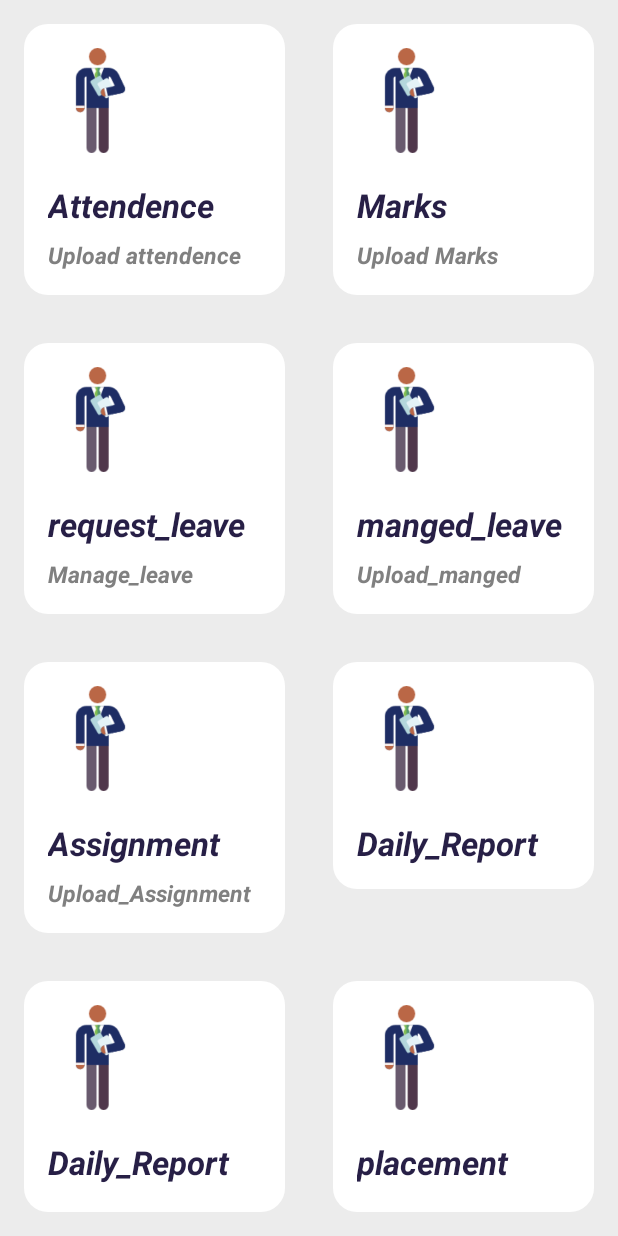
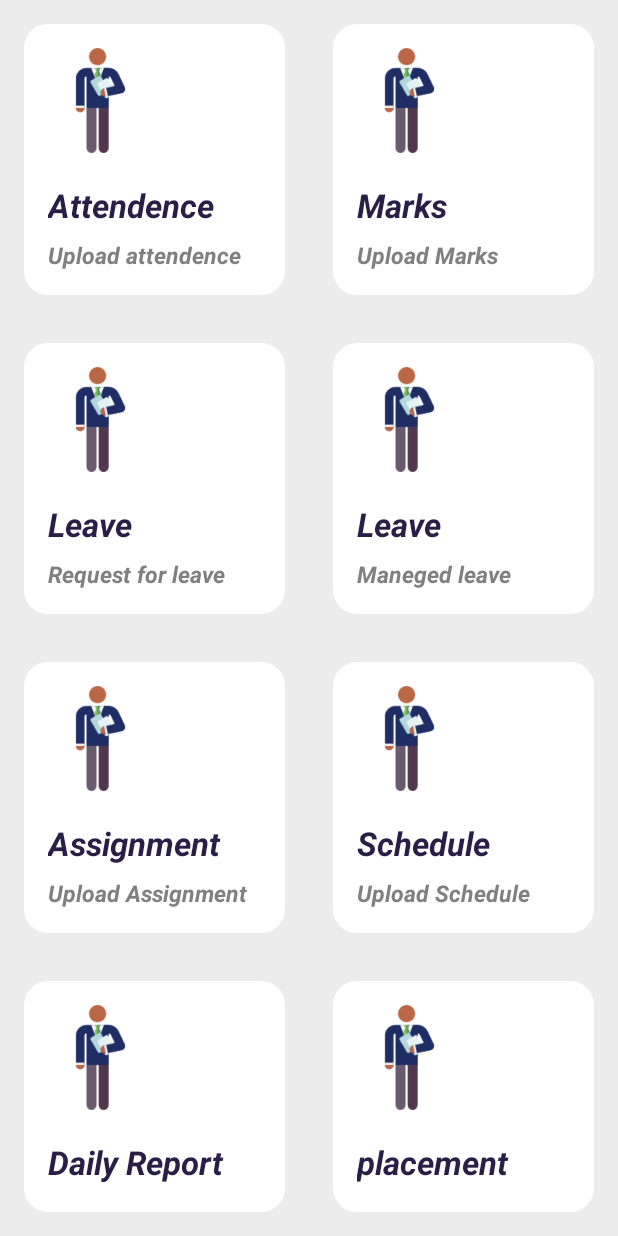
Before and after one commit to a4fsproject/a4fsandroidapp, an Android app: the layout activity_user_homepage.xml on its own in the app's theme, with its tools: preview values and no code run, on a phone screen of 412 x 824 dp. Run offline under Robolectric (Android 15) with nearby library versions, the phone set to English and light mode, and no system bars.

Commit message:
user home page

```diff
--- a/app/src/main/res/layout/activity_user_homepage.xml
+++ b/app/src/main/res/layout/activity_user_homepage.xml
@@ -53,7 +53,7 @@
         </LinearLayout>
 
         <LinearLayout
-            android:id="@+id/Student_Marks"
+            android:id="@+id/Marks"
             android:layout_width="0dp"
             android:layout_weight="1"
             android:layout_height="wrap_content"
@@ -117,7 +117,7 @@
                 android:layout_width="match_parent"
                 android:layout_height="wrap_content"
                 android:gravity="left"
-                android:text="request_leave"
+                android:text="Leave"
                 android:textColor="@color/colorBrown"
                 android:textSize="22sp"
                 android:textStyle="bold|italic"
@@ -127,7 +127,7 @@
                 android:layout_width="match_parent"
                 android:layout_height="wrap_content"
                 android:gravity="left"
-                android:text="Manage_leave"
+                android:text="Request for leave"
                 android:textColor="#808080"
                 android:textSize="15sp"
                 android:textStyle="bold|italic"
@@ -136,7 +136,7 @@
         </LinearLayout>
 
         <LinearLayout
-            android:id="@+id/Student_leave"
+            android:id="@+id/Leave1"
             android:layout_width="0dp"
             android:layout_weight="1"
             android:layout_height="wrap_content"
@@ -155,7 +155,7 @@
                 android:layout_width="match_parent"
                 android:layout_height="wrap_content"
                 android:gravity="left"
-                android:text="manged_leave"
+                android:text="Leave"
                 android:textColor="@color/colorBrown"
                 android:textSize="22sp"
                 android:textStyle="bold|italic"
@@ -165,13 +165,11 @@
                 android:layout_width="match_parent"
                 android:layout_height="wrap_content"
                 android:gravity="left"
-                android:text="Upload_manged"
+                android:text="Maneged leave"
                 android:textColor="#808080"
                 android:textSize="15sp"
                 android:textStyle="bold|italic"
                 android:layout_marginTop="8dp"/>
-
-
 
         </LinearLayout>
 
@@ -212,13 +210,60 @@
                 android:layout_width="match_parent"
                 android:layout_height="wrap_content"
                 android:gravity="left"
-                android:text="Upload_Assignment"
+                android:text="Upload Assignment"
                 android:textColor="#808080"
                 android:textSize="15sp"
                 android:textStyle="bold|italic"
                 android:layout_marginTop="8dp"/>
 
         </LinearLayout>
+
+        <LinearLayout
+            android:id="@+id/Schedule"
+            android:layout_width="0dp"
+            android:layout_weight="1"
+            android:layout_height="wrap_content"
+            android:orientation="vertical"
+            android:padding="16dp"
+            android:layout_margin="16dp"
+            android:background="@drawable/shape_corner_white">
+
+            <ImageView
+                android:layout_width="70dp"
+                android:layout_height="70dp"
+                android:layout_gravity="left"
+                android:src="@drawable/teacher" />
+
+            <TextView
+                android:layout_width="match_parent"
+                android:layout_height="wrap_content"
+                android:gravity="left"
+                android:text="Schedule"
+                android:textColor="@color/colorBrown"
+                android:textSize="22sp"
+                android:textStyle="bold|italic"
+                android:layout_marginTop="20dp"/>
+
+            <TextView
+                android:layout_width="match_parent"
+                android:layout_height="wrap_content"
+                android:gravity="left"
+                android:text="Upload Schedule"
+                android:textColor="#808080"
+                android:textSize="15sp"
+                android:textStyle="bold|italic"
+                android:layout_marginTop="8dp"/>
+
+        </LinearLayout>
+
+
+    </LinearLayout>
+
+    <LinearLayout
+        android:layout_width="match_parent"
+        android:layout_height="wrap_content"
+        android:orientation="horizontal">
+
         <LinearLayout
             android:id="@+id/Report"
             android:layout_width="0dp"
@@ -239,43 +284,7 @@
                 android:layout_width="match_parent"
                 android:layout_height="wrap_content"
                 android:gravity="left"
-                android:text="Daily_Report"
-                android:textColor="@color/colorBrown"
-                android:textSize="22sp"
-                android:textStyle="bold|italic"
-                android:layout_marginTop="20dp"/>
-
-        </LinearLayout>
-
-
-    </LinearLayout>
-
-    <LinearLayout
-        android:layout_width="match_parent"
-        android:layout_height="wrap_content"
-        android:orientation="horizontal">
-
-        <LinearLayout
-            android:id="@+id/Report1"
-            android:layout_width="0dp"
-            android:layout_weight="1"
-            android:layout_height="wrap_content"
-            android:orientation="vertical"
-            android:padding="16dp"
-            android:layout_margin="16dp"
-            android:background="@drawable/shape_corner_white">
-
-            <ImageView
-                android:layout_width="70dp"
-                android:layout_height="70dp"
-                android:layout_gravity="left"
-                android:src="@drawable/teacher" />
-
-            <TextView
-                android:layout_width="match_parent"
-                android:layout_height="wrap_content"
-                android:gravity="left"
-                android:text="Daily_Report"
+                android:text="Daily Report"
                 android:textColor="@color/colorBrown"
                 android:textSize="22sp"
                 android:textStyle="bold|italic"
@@ -284,7 +293,7 @@
                 android:layout_width="match_parent"
                 android:layout_height="wrap_content"
                 android:gravity="left"
-                android:text="Daily_Report"
+                android:text="Daily Report"
                 android:textColor="@color/colorBrown"
                 android:textSize="22sp"
                 android:textStyle="bold|italic"
@@ -331,90 +340,5 @@
         </LinearLayout>
 
     </LinearLayout>
-    <LinearLayout
-        android:layout_width="match_parent"
-        android:layout_height="wrap_content"
-        android:orientation="horizontal">
-
-        <LinearLayout
-            android:id="@+id/Attendence"
-            android:layout_width="0dp"
-            android:layout_weight="1"
-            android:layout_height="wrap_content"
-            android:orientation="vertical"
-            android:padding="16dp"
-            android:layout_margin="16dp"
-            android:background="@drawable/shape_corner_white">
-
-            <ImageView
-                android:layout_width="70dp"
-                android:layout_height="70dp"
-                android:layout_gravity="left"
-                android:src="@drawable/teacher" />
-
-            <TextView
-                android:layout_width="match_parent"
-                android:layout_height="wrap_content"
-                android:gravity="left"
-                android:text="Attendence"
-                android:textColor="@color/colorBrown"
-                android:textSize="22sp"
-                android:textStyle="bold|italic"
-                android:layout_marginTop="20dp"/>
-
-            <TextView
-                android:layout_width="match_parent"
-                android:layout_height="wrap_content"
-                android:gravity="left"
-                android:text="Upload attendence"
-                android:textColor="#808080"
-                android:textSize="15sp"
-                android:textStyle="bold|italic"
-                android:layout_marginTop="8dp"/>
-
-        </LinearLayout>
-
-        <LinearLayout
-            android:id="@+id/Student_Marks1"
-            android:layout_width="0dp"
-            android:layout_weight="1"
-            android:layout_height="wrap_content"
-            android:orientation="vertical"
-            android:padding="16dp"
-            android:layout_margin="16dp"
-            android:background="@drawable/shape_corner_white">
-
-            <ImageView
-                android:layout_width="70dp"
-                android:layout_height="70dp"
-                android:layout_gravity="left"
-                android:src="@drawable/teacher" />
-
-            <TextView
-                android:layout_width="match_parent"
-                android:layout_height="wrap_content"
-                android:gravity="left"
-                android:text="Marks"
-                android:textColor="@color/colorBrown"
-                android:textSize="22sp"
-                android:textStyle="bold|italic"
-                android:layout_marginTop="20dp"/>
-
-            <TextView
-                android:layout_width="match_parent"
-                android:layout_height="wrap_content"
-                android:gravity="left"
-                android:text="Upload Marks"
-                android:textColor="#808080"
-                android:textSize="15sp"
-                android:textStyle="bold|italic"
-                android:layout_marginTop="8dp"/>
-
-        </LinearLayout>
-
-    </LinearLayout>
-
-
-
 
 </LinearLayout>
```
